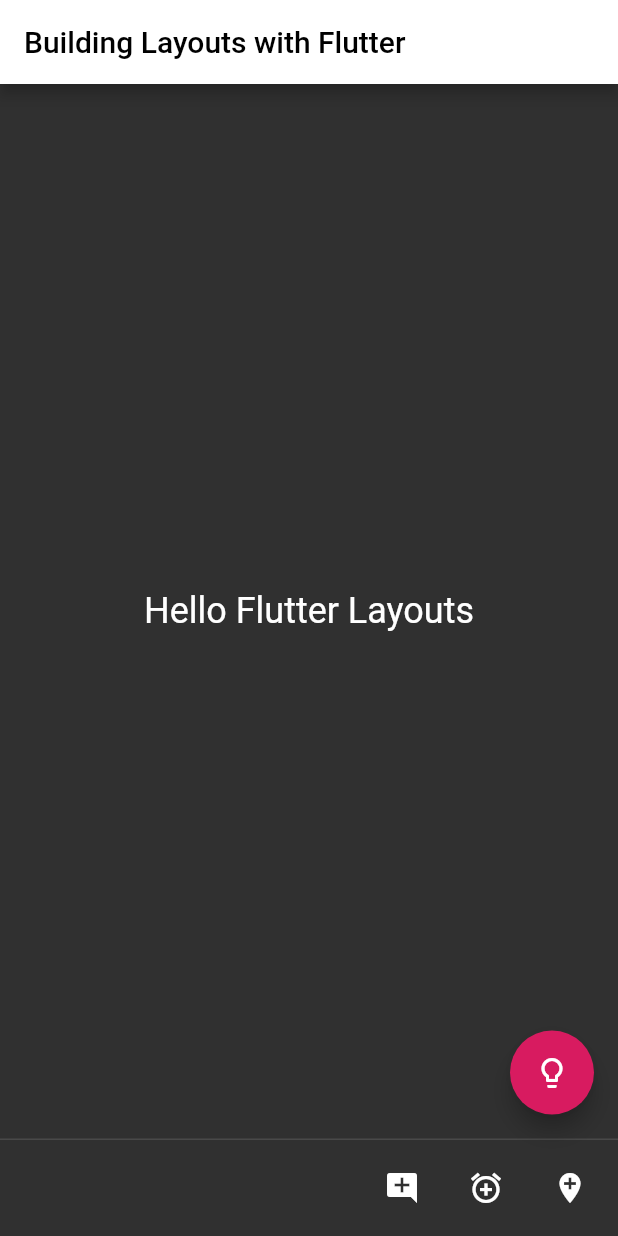
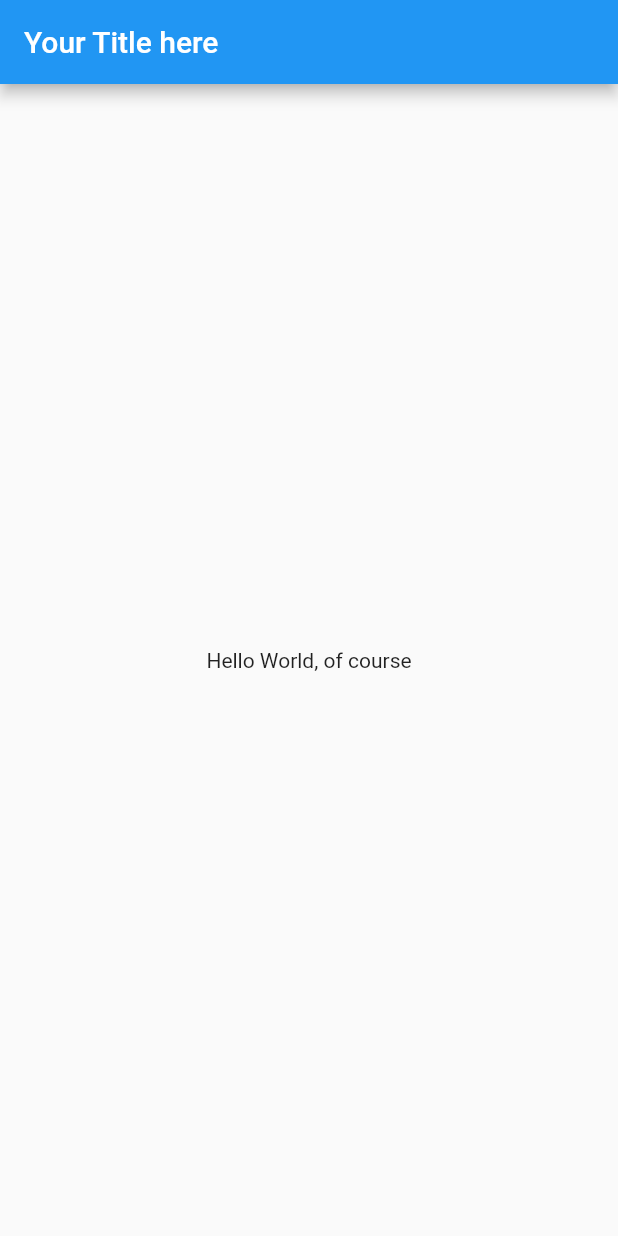
Before and after one commit to ozgursarikamis/flutter-layouts, a Flutter app: the screen it shows after launch, on a phone screen of 412 x 824 dp. Run offline on Flutter 3.47's test engine with Material 2 defaults, Android fonts, the phone set to English and light mode, and no system bars.

Commit message:
resetting the app

```diff
--- a/lib/main.dart
+++ b/lib/main.dart
@@ -1,58 +1,22 @@
 import 'package:flutter/material.dart';
 
-void main() {
-  runApp(const HelloLayoutsApp());
-}
+void main() => runApp(const MyApp());
 
-class HelloLayoutsApp extends StatelessWidget {
-  const HelloLayoutsApp({Key? key}) : super(key: key);
+class MyApp extends StatelessWidget {
+  const MyApp({Key? key}) : super(key: key);
 
   @override
   Widget build(BuildContext context) {
     return MaterialApp(
-      theme: ThemeData(
-          brightness: Brightness.dark,
-          primaryColor: Colors.blue,
-          colorScheme: ColorScheme.fromSwatch().copyWith(
-              secondary: const Color(0xffd81b60), brightness: Brightness.dark),
-          textTheme: const TextTheme(
-              bodyText2: TextStyle(
-            fontSize: 24,
-          ))),
       debugShowCheckedModeBanner: false,
+      title: 'Your app name',
       home: Scaffold(
         appBar: AppBar(
-          // centerTitle: false,
-          title: const Text('Building Layouts with Flutter'),
+          title: const Text('Your Title here'),
         ),
         body: const Center(
-          child: Text(
-            'Hello Flutter Layouts',
-          ),
+          child: Text('Hello World, of course'),
         ),
-        floatingActionButton: FloatingActionButton(
-          child: const Icon(Icons.lightbulb_outline),
-          onPressed: () {
-            print('You rang?');
-          },
-        ),
-        persistentFooterButtons: <Widget>[
-          IconButton(
-              onPressed: () {
-                print('persistent: Add Comment');
-              },
-              icon: const Icon(Icons.add_comment)),
-          IconButton(
-              onPressed: () {
-                print('persistent: Add Alarm');
-              },
-              icon: const Icon(Icons.add_alarm)),
-          IconButton(
-              onPressed: () {
-                print('persistent: Add Location');
-              },
-              icon: const Icon(Icons.add_location))
-        ],
       ),
     );
   }
```
